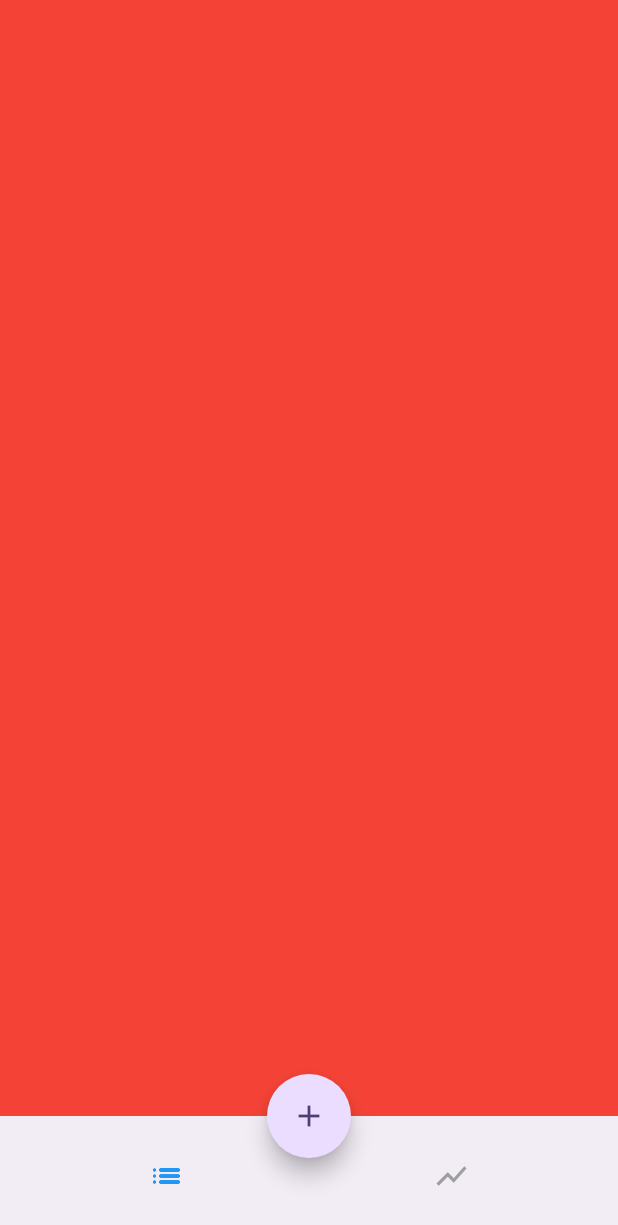
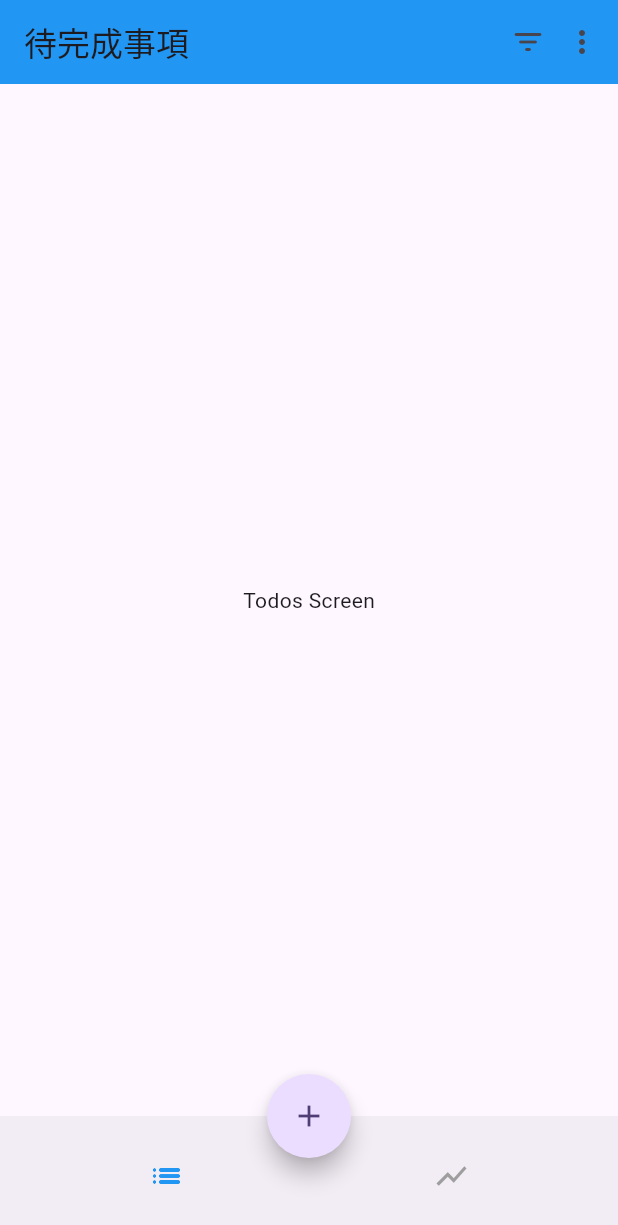
Before and after one commit to fujianmian/TODOLIST, a Flutter app: the screen it shows after launch, on a phone screen of 412 x 824 dp. Shown: the top 1225 px of the screen. Run offline on Flutter 3.47's test engine with Material 3 defaults, Android fonts, the phone set to English and light mode, and no system bars.

Commit message:
finishing Appbar

```diff
--- /dev/null
+++ b/lib/model/todo_filteroption.dart
@@ -0,0 +1,5 @@
+enum TodoFilteroption {
+  all,
+  active,
+  completed,
+}
--- /dev/null
+++ b/lib/model/todo_option_option.dart
@@ -0,0 +1,4 @@
+enum TodoOptionOption {
+  MarkAsCompleted,
+  ClearCompleted,
+}
--- a/lib/screen/todos_screen.dart
+++ b/lib/screen/todos_screen.dart
@@ -1,4 +1,6 @@
 import 'package:flutter/material.dart';
+import 'package:todolist_testing/widget/todoFilter.dart';
+import 'package:todolist_testing/widget/todo_option_button.dart';
 
 class todoScreen extends StatefulWidget {
   const todoScreen({Key? key}) : super(key: key);
@@ -12,8 +14,15 @@ class todoScreen extends StatefulWidget {
 class _todoScreenState extends State<todoScreen> {
   @override
   Widget build(BuildContext context) {
-    return Container(
-      color: Colors.red,
+    return Scaffold(
+      appBar: AppBar(
+        title: const Text('待完成事項'),
+        backgroundColor: Colors.blue,
+        actions: [Todofilter(), TodoOptionButton()],
+      ),
+      body: const Center(
+        child: Text('Todos Screen'),
+      ),
     );
   }
 }
--- /dev/null
+++ b/lib/widget/todoFilter.dart
@@ -0,0 +1,22 @@
+import 'package:flutter/material.dart';
+import 'package:todolist_testing/model/todo_filteroption.dart';
+
+class Todofilter extends StatelessWidget {
+  const Todofilter({Key? key}) : super(key: key);
+
+  @override
+  Widget build(BuildContext context) {
+    return PopupMenuButton(
+        child: const Icon(Icons.filter_list_rounded),
+        itemBuilder: (context) {
+          return const [
+            PopupMenuItem<TodoFilteroption>(
+                value: TodoFilteroption.all, child: Text('全部')),
+            PopupMenuItem<TodoFilteroption>(
+                value: TodoFilteroption.active, child: Text('还未完成')),
+            PopupMenuItem<TodoFilteroption>(
+                value: TodoFilteroption.completed, child: Text('已完成')),
+          ];
+        });
+  }
+}
--- /dev/null
+++ b/lib/widget/todo_option_button.dart
@@ -0,0 +1,18 @@
+import 'package:flutter/material.dart';
+import 'package:todolist_testing/model/todo_filteroption.dart';
+import 'package:todolist_testing/model/todo_option_option.dart';
+
+class TodoOptionButton extends StatelessWidget {
+  const TodoOptionButton({Key? key}) : super(key: key);
+  @override
+  Widget build(BuildContext context) {
+    return PopupMenuButton(itemBuilder: (context) {
+      return const [
+        PopupMenuItem<TodoOptionOption>(
+            value: TodoOptionOption.MarkAsCompleted, child: Text('标记全部为完成')),
+        PopupMenuItem<TodoOptionOption>(
+            value: TodoOptionOption.ClearCompleted, child: Text('标记全部为未完成')),
+      ];
+    });
+  }
+}
```
Also changed, not shown: lib/model/todo.dart (added, +13 -0 lines), lib/repository/local_repository.dart (added, +35 -0 lines), lib/repository/todo_API.dart (added, +9 -0 lines).
